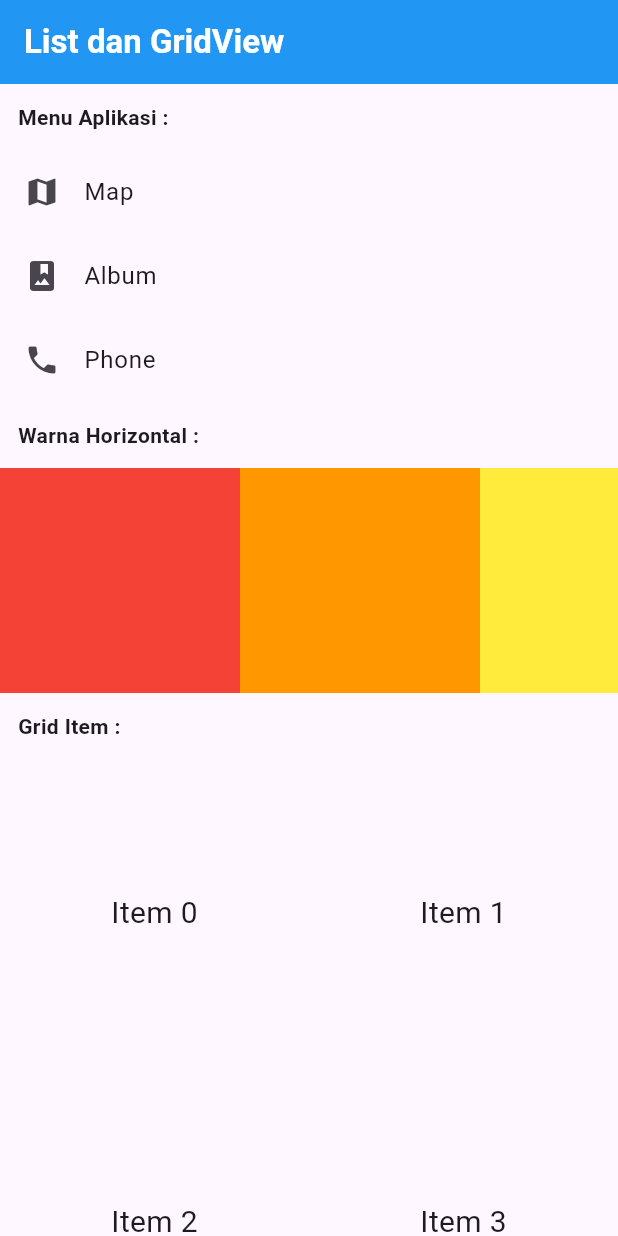
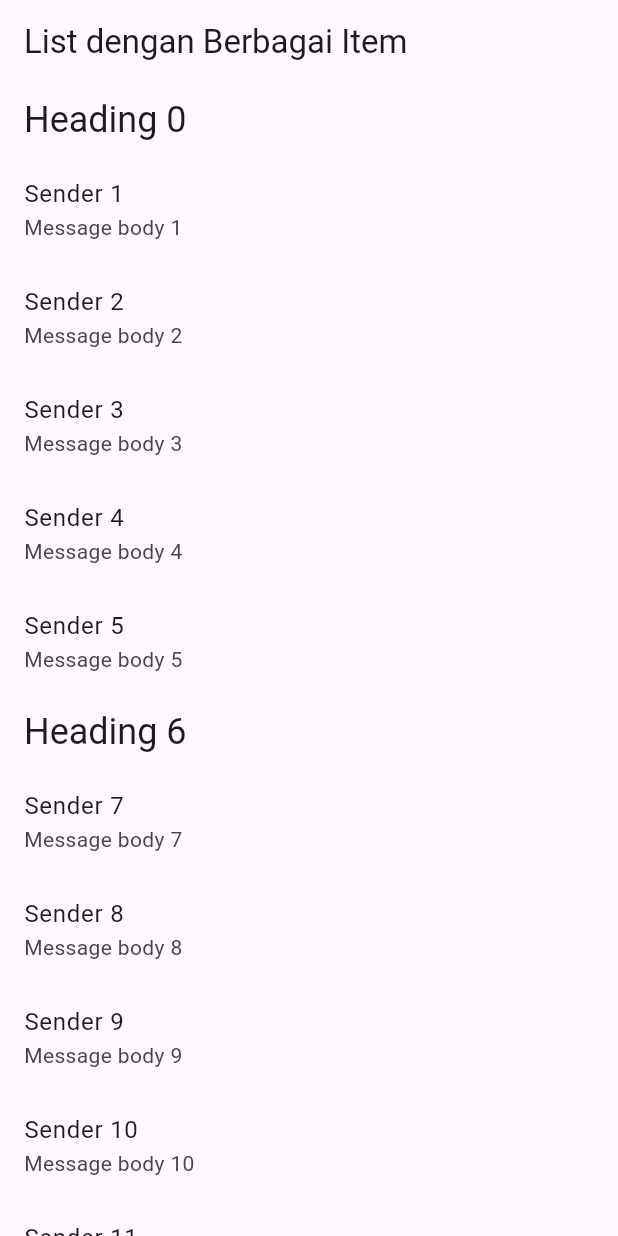
Before and after one commit to Muhammad-Azka-Ramadhan/flutter_application_1, a Flutter app: the screen it shows after launch, on a phone screen of 412 x 824 dp. Run offline on Flutter 3.47's test engine with Material 3 defaults, Android fonts, the phone set to English and light mode, and no system bars.

Commit message:
tambah list item

```diff
--- /dev/null
+++ b/lib/layout_listitem.dart
@@ -0,0 +1,61 @@
+import 'package:flutter/material.dart';
+abstract class ListItem {
+  Widget  buildTitle(BuildContext context);
+  Widget  buildSubtitle(BuildContext context);
+}
+
+class HeadingItem implements ListItem {
+  final String heading;
+  HeadingItem(this.heading);
+
+  @override
+  Widget buildTitle(BuildContext context) {
+    return Text(heading, style: Theme.of(context).textTheme.headlineSmall);
+  }
+
+  @override
+  Widget buildSubtitle(BuildContext context) => const SizedBox.shrink();
+
+}
+
+class MessageItem implements ListItem {
+  final String sender;
+  final String body;
+  MessageItem(this.sender, this.body);
+
+  @override
+  Widget buildTitle(BuildContext  context) => Text(sender);
+
+  @override
+  Widget buildSubtitle(BuildContext  context) => Text(body);
+
+}
+
+class LayoutListitem extends StatelessWidget {
+  const LayoutListitem({super.key});
+
+  @override
+  Widget build(BuildContext contex){
+    final List<ListItem> items = List<ListItem>.generate(
+      20,
+      (i) => i  % 6 == 0
+      ?  HeadingItem('Heading $i')
+      : MessageItem('Sender $i', 'Message body $i'),
+    );
+
+  return Scaffold(
+    appBar: AppBar(title: const Text("List dengan Berbagai Item")),
+    body: ListView.builder(
+      itemCount: items.length,
+      itemBuilder: (context, index) {
+        final item = items[index];
+        return ListTile(
+          title: item.buildTitle(context),
+          subtitle: item.buildSubtitle(context),
+        );
+      }
+
+    )
+  );
+  }
+}
--- a/lib/main.dart
+++ b/lib/main.dart
@@ -1,5 +1,6 @@
 import 'package:flutter/material.dart';
-import 'package:flutter_application_1/tugas_mandiri.dart';
+// import 'package:flutter_application_1/tugas_mandiri.dart';
+import 'package:flutter_application_1/layout_listitem.dart';
 void main() {
   runApp(const MainApp());
 }
@@ -11,6 +12,6 @@ class MainApp extends StatelessWidget {
   Widget build(BuildContext context) {
     return MaterialApp(
       title: "Aplikasi Flutter",
-      home: TugasMandiri());
+      home: LayoutListitem());
   }
 }
```
